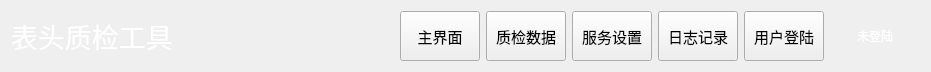
Qt form MonitorPduTool/navbarwid.ui (ChinaClever/PDU-MonitorTool) before a commit.
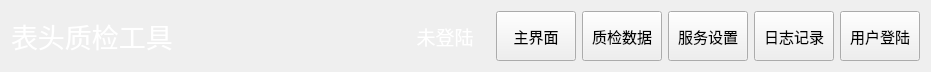
The same form after that commit.

Commit message: 界面改动

Patch:
```diff
--- a/MonitorPduTool/navbarwid.ui
+++ b/MonitorPduTool/navbarwid.ui
@@ -28,25 +28,6 @@
     </spacer>
    </item>
    <item row="0" column="6">
-    <widget class="QPushButton" name="loginBtn">
-     <property name="maximumSize">
-      <size>
-       <width>200</width>
-       <height>50</height>
-      </size>
-     </property>
-     <property name="font">
-      <font>
-       <family>微软雅黑</family>
-       <pointsize>11</pointsize>
-      </font>
-     </property>
-     <property name="text">
-      <string>用户登陆</string>
-     </property>
-    </widget>
-   </item>
-   <item row="0" column="5">
     <widget class="QPushButton" name="logBtn">
      <property name="maximumSize">
       <size>
@@ -65,26 +46,26 @@
      </property>
     </widget>
    </item>
-   <item row="0" column="8">
-    <widget class="QLabel" name="userLab">
-     <property name="minimumSize">
+   <item row="0" column="7">
+    <widget class="QPushButton" name="loginBtn">
+     <property name="maximumSize">
       <size>
-       <width>90</width>
-       <height>0</height>
+       <width>200</width>
+       <height>50</height>
       </size>
      </property>
-     <property name="styleSheet">
-      <string notr="true">color: rgb(255, 255, 255);</string>
+     <property name="font">
+      <font>
+       <family>微软雅黑</family>
+       <pointsize>11</pointsize>
+      </font>
      </property>
      <property name="text">
-      <string>未登陆</string>
-     </property>
-     <property name="alignment">
-      <set>Qt::AlignCenter</set>
+      <string>用户登陆</string>
      </property>
     </widget>
    </item>
-   <item row="0" column="2">
+   <item row="0" column="3">
     <widget class="QPushButton" name="homeBtn">
      <property name="maximumSize">
       <size>
@@ -103,6 +84,25 @@
      </property>
     </widget>
    </item>
+   <item row="0" column="4">
+    <widget class="QPushButton" name="dataBtn">
+     <property name="maximumSize">
+      <size>
+       <width>200</width>
+       <height>50</height>
+      </size>
+     </property>
+     <property name="font">
+      <font>
+       <family>微软雅黑</family>
+       <pointsize>11</pointsize>
+      </font>
+     </property>
+     <property name="text">
+      <string>质检数据</string>
+     </property>
+    </widget>
+   </item>
    <item row="0" column="0">
     <widget class="QLabel" name="label">
      <property name="font">
@@ -119,7 +119,7 @@
      </property>
     </widget>
    </item>
-   <item row="0" column="4">
+   <item row="0" column="5">
     <widget class="QPushButton" name="setBtn">
      <property name="maximumSize">
       <size>
@@ -138,22 +138,31 @@
      </property>
     </widget>
    </item>
-   <item row="0" column="3">
-    <widget class="QPushButton" name="dataBtn">
-     <property name="maximumSize">
+   <item row="0" column="2">
+    <widget class="QLabel" name="userLab">
+     <property name="minimumSize">
       <size>
-       <width>200</width>
-       <height>50</height>
+       <width>90</width>
+       <height>0</height>
       </size>
      </property>
      <property name="font">
       <font>
        <family>微软雅黑</family>
-       <pointsize>11</pointsize>
+       <pointsize>14</pointsize>
       </font>
      </property>
+     <property name="contextMenuPolicy">
+      <enum>Qt::PreventContextMenu</enum>
+     </property>
+     <property name="styleSheet">
+      <string notr="true">color: rgb(255, 255, 255);</string>
+     </property>
      <property name="text">
-      <string>质检数据</string>
+      <string>未登陆</string>
+     </property>
+     <property name="alignment">
+      <set>Qt::AlignCenter</set>
      </property>
     </widget>
    </item>
```
The commit also changes 4 other files.
